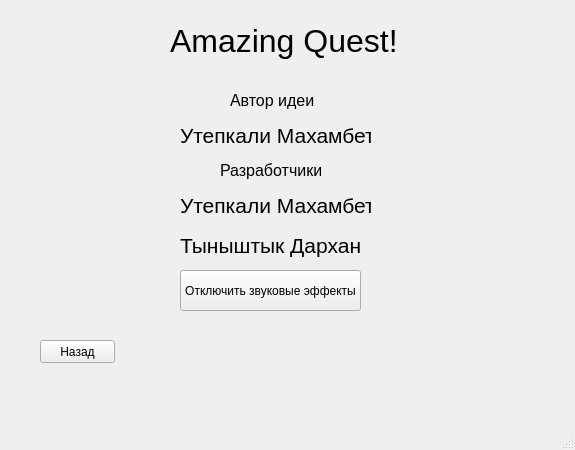
The window that data/AmazingQuestSettings.ui (hecker0makhambet/PyQt_Project) describes before a commit, drawn with Qt 5.
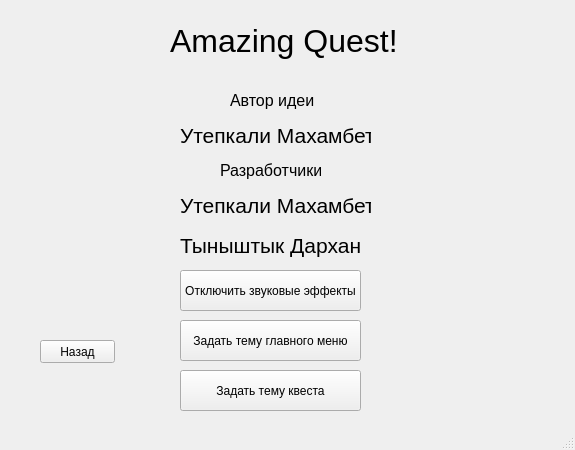
The same window after the commit.

Diff of the .ui file:
```diff
--- a/data/AmazingQuestSettings.ui
+++ b/data/AmazingQuestSettings.ui
@@ -166,6 +166,32 @@
      <string>Тыныштык Дархан</string>
     </property>
    </widget>
+   <widget class="QPushButton" name="btn_background">
+    <property name="geometry">
+     <rect>
+      <x>180</x>
+      <y>320</y>
+      <width>181</width>
+      <height>41</height>
+     </rect>
+    </property>
+    <property name="text">
+     <string>Задать тему главного меню</string>
+    </property>
+   </widget>
+   <widget class="QPushButton" name="btn_background_2">
+    <property name="geometry">
+     <rect>
+      <x>180</x>
+      <y>370</y>
+      <width>181</width>
+      <height>41</height>
+     </rect>
+    </property>
+    <property name="text">
+     <string>Задать тему квеста</string>
+    </property>
+   </widget>
   </widget>
   <widget class="QMenuBar" name="menubar">
    <property name="geometry">
```
Left out of the diff: 2 changed lines with no effect on the pictures.
